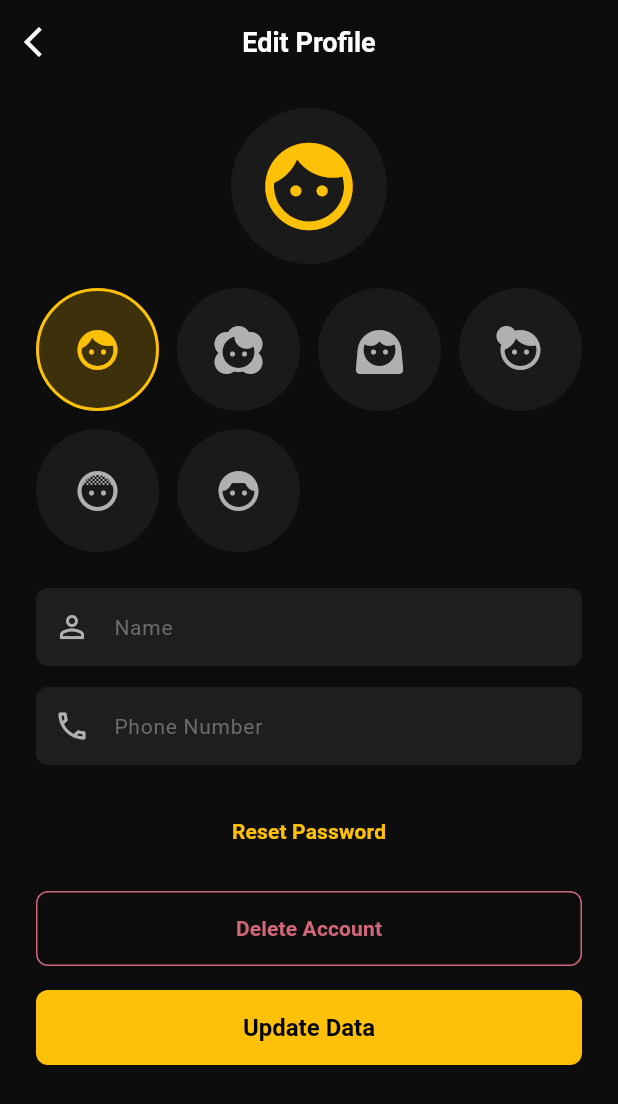
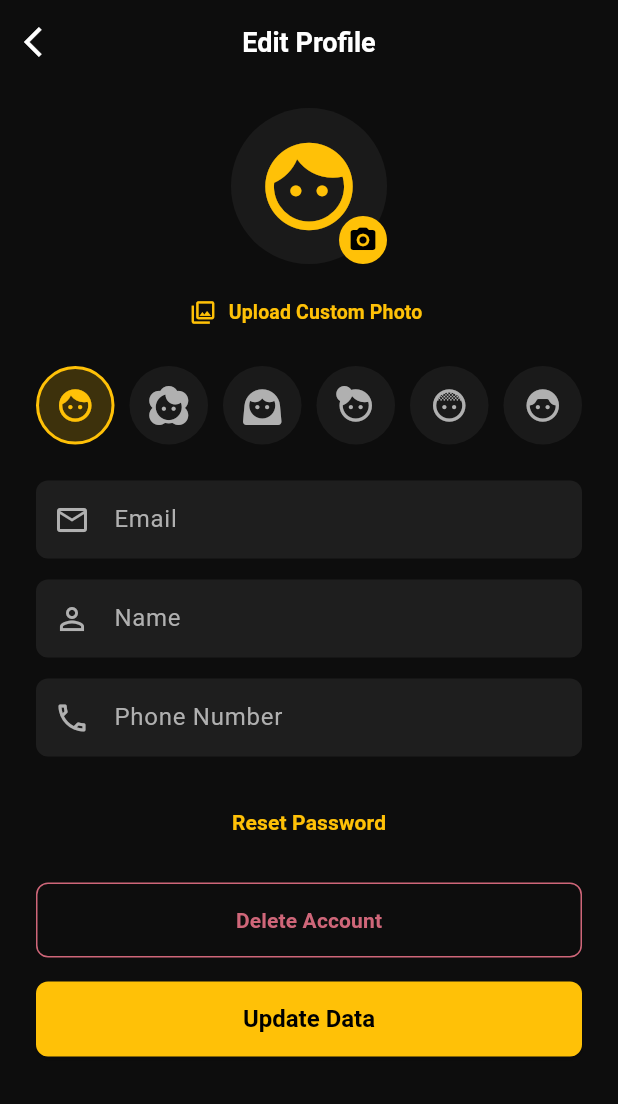
Before and after one commit to Rawda11-Mohamed/Movies_App, a Flutter app: the EditProfileScreen screen opened by its route, on a phone screen of 412 x 824 dp. Shown: the top 1104 px of the screen. Run offline on Flutter 3.47's test engine with Material 3 defaults, Android fonts, the phone set to English and light mode, and no system bars; our stand-ins replace dartz, equatable, firebase_auth, firebase_core, flutter_bloc, go_router and 4 more; accounts and stored records are empty.

Commit message:
feat(profile): complete User Profile feature with display name, email, photo picker, Firebase Auth integration, and BLoC

```diff
--- a/lib/features/auth/presentation/bloc/auth_state.dart
+++ b/lib/features/auth/presentation/bloc/auth_state.dart
@@ -39,12 +39,8 @@ class PasswordResetSent extends AuthState {
   const PasswordResetSent();
 }
 
-class ProfileUpdated extends AuthState {
-  final UserEntity user;
-  const ProfileUpdated({required this.user});
-
-  @override
-  List<Object> get props => [user];
+class ProfileUpdated extends Authenticated {
+  const ProfileUpdated({required super.user});
 }
 
 class AccountDeleted extends AuthState {
--- a/lib/features/profile/presentation/screens/edit_profile_screen.dart
+++ b/lib/features/profile/presentation/screens/edit_profile_screen.dart
@@ -1,6 +1,8 @@
+import 'dart:io';
 import 'package:flutter/material.dart';
 import 'package:flutter_bloc/flutter_bloc.dart';
 import 'package:go_router/go_router.dart';
+import 'package:image_picker/image_picker.dart';
 import '../bloc/profile_bloc.dart';
 import '../../../auth/presentation/bloc/auth_bloc.dart';
 import '../../../../core/constants/app_colors.dart';
@@ -20,6 +22,8 @@ class _EditProfileScreenState extends State<EditProfileScreen> {
   late TextEditingController _nameController;
   late TextEditingController _phoneController;
   int _selectedAvatarIndex = 0;
+  String? _customImagePath;
+  String _email = '';
 
   static const List<IconData> _avatarIcons = [
     Icons.face,
@@ -34,15 +38,31 @@ class _EditProfileScreenState extends State<EditProfileScreen> {
   void initState() {
     super.initState();
     final profileState = context.read<ProfileBloc>().state;
+    final authState = context.read<AuthBloc>().state;
+
     String name = '';
     String phone = '';
+
+    if (authState is Authenticated) {
+      _email = authState.user.email;
+      name = authState.user.displayName;
+    }
+
     if (profileState is ProfileLoaded) {
+      if (profileState.profile.displayName.isNotEmpty) {
         name = profileState.profile.displayName;
+      }
       phone = profileState.profile.phone;
       final avatarKey = profileState.profile.avatarKey;
+
+      if (avatarKey.startsWith('/') || avatarKey.contains(r':\')) {
+        _customImagePath = avatarKey;
+      } else {
         _selectedAvatarIndex = (int.tryParse(avatarKey.replaceAll('avatar_', '')) ?? 1) - 1;
         _selectedAvatarIndex = _selectedAvatarIndex.clamp(0, _avatarIcons.length - 1);
       }
+    }
+
     _nameController = TextEditingController(text: name);
     _phoneController = TextEditingController(text: phone);
   }
@@ -54,16 +74,46 @@ class _EditProfileScreenState extends State<EditProfileScreen> {
     super.dispose();
   }
 
+  Future<void> _pickImage() async {
+    try {
+      final picker = ImagePicker();
+      final picked = await picker.pickImage(
+        source: ImageSource.gallery,
+        maxWidth: 800,
+        maxHeight: 800,
+        imageQuality: 85,
+      );
+      if (picked != null) {
+        setState(() {
+          _customImagePath = picked.path;
+        });
+      }
+    } catch (e) {
+      if (mounted) {
+        ScaffoldMessenger.of(context).showSnackBar(
+          SnackBar(
+            content: Text('Failed to pick image: $e'),
+            backgroundColor: AppColors.error,
+          ),
+        );
+      }
+    }
+  }
+
   void _onUpdateData() {
     if (_formKey.currentState!.validate()) {
-      final avatarKey = 'avatar_${_selectedAvatarIndex + 1}';
+      final avatarValue = _customImagePath ?? 'avatar_${_selectedAvatarIndex + 1}';
+      final newDisplayName = _nameController.text.trim();
+
       context.read<ProfileBloc>().add(UpdateProfile(
-        displayName: _nameController.text.trim(),
+        displayName: newDisplayName,
         phone: _phoneController.text.trim(),
-        avatarKey: avatarKey,
+        avatarKey: avatarValue,
       ));
+
       context.read<AuthBloc>().add(UpdateProfileRequested(
-        displayName: _nameController.text.trim(),
+        displayName: newDisplayName,
+        photoURL: avatarValue,
       ));
     }
   }
@@ -103,7 +153,6 @@ class _EditProfileScreenState extends State<EditProfileScreen> {
               Navigator.pop(ctx);
               context.read<AuthBloc>().add(const DeleteAccountRequested());
               context.read<ProfileBloc>().add(const ClearProfile());
-              context.go(AppRoutes.login);
             },
             child: const Text('Delete', style: TextStyle(color: AppColors.error)),
           ),
@@ -143,6 +192,8 @@ class _EditProfileScreenState extends State<EditProfileScreen> {
           }
         },
         builder: (context, state) {
+          final isLoading = state is ProfileLoading;
+
           return SafeArea(
             child: SingleChildScrollView(
               padding: const EdgeInsets.symmetric(horizontal: 24, vertical: 16),
@@ -150,23 +201,38 @@ class _EditProfileScreenState extends State<EditProfileScreen> {
                 key: _formKey,
                 child: Column(
                   children: [
-                    _buildAvatarGrid(),
+                    _buildAvatarSection(),
                     const SizedBox(height: 24),
+                    // Display Authenticated User's Email (Read-Only)
+                    TextFormField(
+                      initialValue: _email,
+                      readOnly: true,
+                      style: const TextStyle(color: AppColors.textSecondary),
+                      decoration: const InputDecoration(
+                        labelText: AppStrings.email,
+                        prefixIcon: Icon(Icons.email_outlined, color: AppColors.iconColor),
+                      ),
+                    ),
+                    const SizedBox(height: 14),
+                    // Display & Update Display Name
                     TextFormField(
                       controller: _nameController,
                       style: const TextStyle(color: AppColors.textPrimary),
                       decoration: const InputDecoration(
+                        labelText: AppStrings.name,
                         hintText: AppStrings.name,
                         prefixIcon: Icon(Icons.person_outline, color: AppColors.iconColor),
                       ),
                       validator: Validators.validateName,
                     ),
                     const SizedBox(height: 14),
+                    // Phone Number
                     TextFormField(
                       controller: _phoneController,
                       keyboardType: TextInputType.phone,
                       style: const TextStyle(color: AppColors.textPrimary),
                       decoration: const InputDecoration(
+                        labelText: AppStrings.phoneNumber,
                         hintText: AppStrings.phoneNumber,
                         prefixIcon: Icon(Icons.phone_outlined, color: AppColors.iconColor),
                       ),
@@ -190,7 +256,7 @@ class _EditProfileScreenState extends State<EditProfileScreen> {
                       child: const Text(AppStrings.deleteAccount),
                     ),
                     const SizedBox(height: 16),
-                    state is ProfileLoading
+                    isLoading
                         ? const CircularProgressIndicator(color: AppColors.primary)
                         : ElevatedButton(
                             onPressed: _onUpdateData,
@@ -207,33 +273,82 @@ class _EditProfileScreenState extends State<EditProfileScreen> {
     );
   }
 
-  Widget _buildAvatarGrid() {
+  Widget _buildAvatarSection() {
+    ImageProvider? imageProvider;
+    if (_customImagePath != null) {
+      final file = File(_customImagePath!);
+      if (file.existsSync()) {
+        imageProvider = FileImage(file);
+      }
+    }
+
     return Column(
       children: [
-        CircleAvatar(
+        Stack(
+          alignment: Alignment.bottomRight,
+          children: [
+            GestureDetector(
+              onTap: _pickImage,
+              child: CircleAvatar(
                 radius: 52,
                 backgroundColor: AppColors.surface,
-          child: Icon(
+                backgroundImage: imageProvider,
+                child: imageProvider == null
+                    ? Icon(
                         _avatarIcons[_selectedAvatarIndex],
                         size: 70,
                         color: AppColors.primary,
+                      )
+                    : null,
               ),
             ),
-        const SizedBox(height: 16),
+            GestureDetector(
+              onTap: _pickImage,
+              child: Container(
+                padding: const EdgeInsets.all(6),
+                decoration: const BoxDecoration(
+                  color: AppColors.primary,
+                  shape: BoxShape.circle,
+                ),
+                child: const Icon(
+                  Icons.camera_alt_rounded,
+                  color: Colors.black,
+                  size: 20,
+                ),
+              ),
+            ),
+          ],
+        ),
+        const SizedBox(height: 8),
+        TextButton.icon(
+          onPressed: _pickImage,
+          icon: const Icon(Icons.photo_library_outlined, size: 18, color: AppColors.primary),
+          label: const Text(
+            'Upload Custom Photo',
+            style: TextStyle(color: AppColors.primary, fontSize: 13),
+          ),
+        ),
+        const SizedBox(height: 12),
+        // Preset Avatars Grid
         GridView.builder(
           shrinkWrap: true,
           physics: const NeverScrollableScrollPhysics(),
           gridDelegate: const SliverGridDelegateWithFixedCrossAxisCount(
-            crossAxisCount: 4,
-            crossAxisSpacing: 12,
-            mainAxisSpacing: 12,
+            crossAxisCount: 6,
+            crossAxisSpacing: 10,
+            mainAxisSpacing: 10,
             childAspectRatio: 1,
           ),
           itemCount: _avatarIcons.length,
           itemBuilder: (context, index) {
-            final isSelected = _selectedAvatarIndex == index;
+            final isSelected = _customImagePath == null && _selectedAvatarIndex == index;
             return GestureDetector(
-              onTap: () => setState(() => _selectedAvatarIndex = index),
+              onTap: () {
+                setState(() {
+                  _customImagePath = null;
+                  _selectedAvatarIndex = index;
+                });
+              },
               child: Container(
                 decoration: BoxDecoration(
                   shape: BoxShape.circle,
@@ -246,7 +361,7 @@ class _EditProfileScreenState extends State<EditProfileScreen> {
                 child: Icon(
                   _avatarIcons[index],
                   color: isSelected ? AppColors.primary : AppColors.iconColor,
-                  size: 32,
+                  size: 26,
                 ),
               ),
             );
```
Also changed, not shown: lib/features/profile/presentation/screens/profile_screen.dart (+77 -12 lines). Lines whose indentation alone changed are shown as unchanged.
